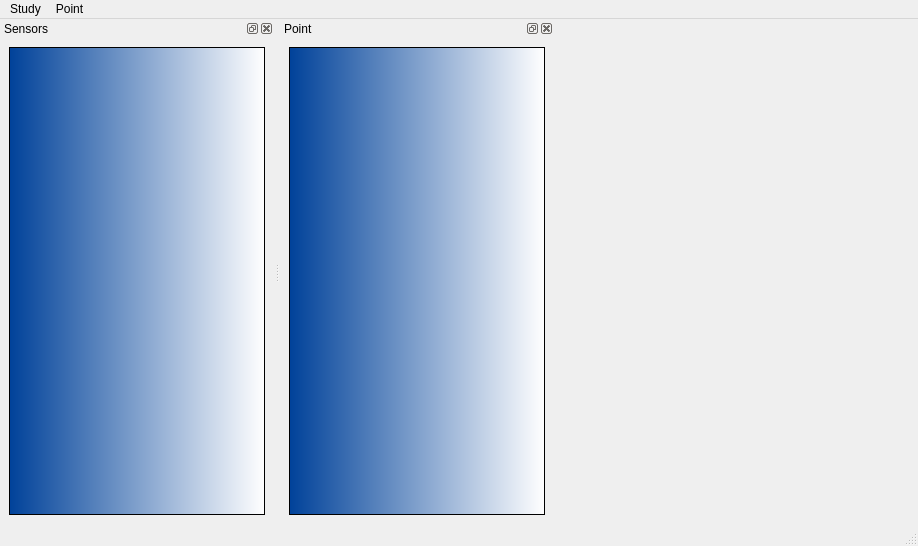
leamailhol/MOLO-projet-interface, file molonari_data/molonaviz/mainwindow.ui: the form before one commit.
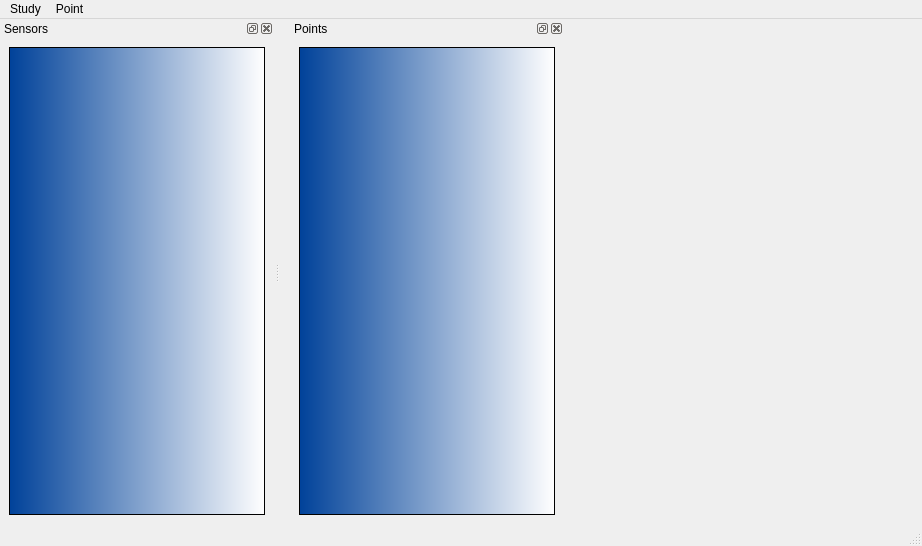
The form after the commit.

Commit message: enelver le header

```diff
--- a/molonari_data/molonaviz/mainwindow.ui
+++ b/molonari_data/molonaviz/mainwindow.ui
@@ -6,7 +6,7 @@
    <rect>
     <x>0</x>
     <y>0</y>
-    <width>918</width>
+    <width>922</width>
     <height>546</height>
    </rect>
   </property>
@@ -17,14 +17,14 @@
    <widget class="QDockWidget" name="dockPoint">
     <property name="geometry">
      <rect>
-      <x>0</x>
+      <x>10</x>
       <y>0</y>
       <width>274</width>
       <height>505</height>
      </rect>
     </property>
     <property name="windowTitle">
-     <string>Point</string>
+     <string>Points</string>
     </property>
     <widget class="QWidget" name="dockWidgetContents_2">
      <layout class="QVBoxLayout" name="verticalLayout_2">
@@ -33,6 +33,9 @@
         <property name="styleSheet">
          <string notr="true">background-color: qlineargradient(spread:pad, x1:0, y1:0, x2:1, y2:0, stop:0 rgba(0, 65, 153, 255), stop:1 rgba(255, 255, 255, 255));</string>
         </property>
+        <attribute name="headerVisible">
+         <bool>false</bool>
+        </attribute>
        </widget>
       </item>
      </layout>
@@ -44,7 +47,7 @@
     <rect>
      <x>0</x>
      <y>0</y>
-     <width>918</width>
+     <width>922</width>
      <height>21</height>
     </rect>
    </property>
```
Left out of the diff: 3 changed lines with no effect on the pictures.
